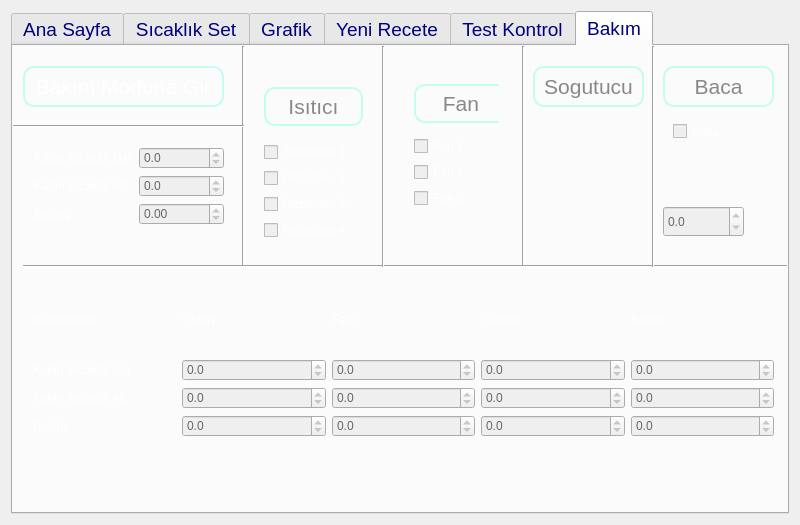
The window that mainwindow.ui (gokselsahin/inDetail) describes before a commit, drawn with Qt 5.
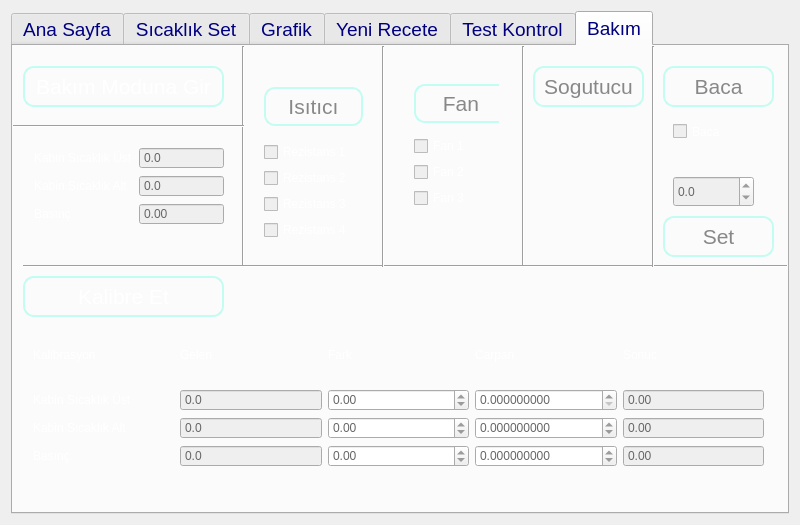
The same window after the commit. The open tabs and pages were chosen to show the change. Custom widgets are drawn as their Qt base class.

Diff of the .ui file:
```diff
--- a/mainwindow.ui
+++ b/mainwindow.ui
@@ -3829,14 +3829,14 @@
         </property>
         <property name="geometry">
          <rect>
-          <x>650</x>
-          <y>160</y>
+          <x>660</x>
+          <y>130</y>
           <width>81</width>
           <height>31</height>
          </rect>
         </property>
         <property name="readOnly">
-         <bool>true</bool>
+         <bool>false</bool>
         </property>
         <property name="decimals">
          <number>1</number>
@@ -3879,11 +3879,14 @@
            <property name="readOnly">
             <bool>true</bool>
            </property>
+           <property name="buttonSymbols">
+            <enum>QAbstractSpinBox::NoButtons</enum>
+           </property>
            <property name="decimals">
             <number>1</number>
            </property>
            <property name="minimum">
-            <double>-40.000000000000000</double>
+            <double>-50.000000000000000</double>
            </property>
            <property name="maximum">
             <double>250.000000000000000</double>
@@ -3911,11 +3914,14 @@
            <property name="readOnly">
             <bool>true</bool>
            </property>
+           <property name="buttonSymbols">
+            <enum>QAbstractSpinBox::NoButtons</enum>
+           </property>
            <property name="decimals">
             <number>1</number>
            </property>
            <property name="minimum">
-            <double>-40.000000000000000</double>
+            <double>-50.000000000000000</double>
            </property>
            <property name="maximum">
             <double>250.000000000000000</double>
@@ -3940,6 +3946,9 @@
            <property name="readOnly">
             <bool>true</bool>
            </property>
+           <property name="buttonSymbols">
+            <enum>QAbstractSpinBox::NoButtons</enum>
+           </property>
            <property name="decimals">
             <number>2</number>
            </property>
@@ -4145,12 +4154,12 @@
         <property name="geometry">
          <rect>
           <x>20</x>
-          <y>240</y>
-          <width>741</width>
-          <height>151</height>
+          <y>280</y>
+          <width>731</width>
+          <height>141</height>
          </rect>
         </property>
-        <layout class="QGridLayout" name="gridLayout_2" rowstretch="0,0,0,0" rowminimumheight="20,20,20,20">
+        <layout class="QGridLayout" name="gridLayout_2" rowstretch="20,0,0,0">
          <property name="leftMargin">
           <number>0</number>
          </property>
@@ -4163,159 +4172,19 @@
          <property name="bottomMargin">
           <number>0</number>
          </property>
-         <item row="1" column="1">
-          <widget class="QDoubleSpinBox" name="dsbCalCabinTopTempInput">
-           <property name="enabled">
-            <bool>false</bool>
-           </property>
-           <property name="readOnly">
-            <bool>true</bool>
-           </property>
-           <property name="decimals">
-            <number>1</number>
-           </property>
-           <property name="minimum">
-            <double>-40.000000000000000</double>
-           </property>
-           <property name="maximum">
-            <double>250.000000000000000</double>
-           </property>
-           <property name="singleStep">
-            <double>0.100000000000000</double>
-           </property>
-          </widget>
-         </item>
-         <item row="1" column="0">
-          <widget class="QLabel" name="label_96">
-           <property name="text">
-            <string>Kabin Sıcaklık Üst</string>
-           </property>
-           <property name="alignment">
-            <set>Qt::AlignLeading|Qt::AlignLeft|Qt::AlignVCenter</set>
-           </property>
-          </widget>
-         </item>
-         <item row="0" column="0">
-          <widget class="QLabel" name="label_98">
-           <property name="text">
-            <string>Kalibrasyon</string>
-           </property>
-           <property name="alignment">
-            <set>Qt::AlignLeading|Qt::AlignLeft|Qt::AlignVCenter</set>
-           </property>
-          </widget>
-         </item>
-         <item row="1" column="3">
-          <widget class="QDoubleSpinBox" name="dsbCalCabinTopTempCoeff">
-           <property name="enabled">
-            <bool>false</bool>
-           </property>
-           <property name="readOnly">
-            <bool>true</bool>
-           </property>
-           <property name="decimals">
-            <number>1</number>
-           </property>
-           <property name="minimum">
-            <double>-40.000000000000000</double>
-           </property>
-           <property name="maximum">
-            <double>250.000000000000000</double>
-           </property>
-           <property name="singleStep">
-            <double>0.100000000000000</double>
-           </property>
-          </widget>
-         </item>
-         <item row="1" column="4">
-          <widget class="QDoubleSpinBox" name="dsbCalCabinTopTempOut">
-           <property name="enabled">
-            <bool>false</bool>
-           </property>
-           <property name="readOnly">
-            <bool>true</bool>
-           </property>
-           <property name="decimals">
-            <number>1</number>
-           </property>
-           <property name="minimum">
-            <double>-40.000000000000000</double>
-           </property>
-           <property name="maximum">
-            <double>250.000000000000000</double>
-           </property>
-           <property name="singleStep">
-            <double>0.100000000000000</double>
-           </property>
-          </widget>
-         </item>
-         <item row="2" column="0">
-          <widget class="QLabel" name="label_97">
-           <property name="text">
-            <string>Kabin Sıcaklık Alt</string>
-           </property>
-           <property name="alignment">
-            <set>Qt::AlignLeading|Qt::AlignLeft|Qt::AlignVCenter</set>
-           </property>
-          </widget>
-         </item>
-         <item row="2" column="1">
-          <widget class="QDoubleSpinBox" name="dsbCalCabinBottomInput">
-           <property name="enabled">
-            <bool>false</bool>
-           </property>
-           <property name="readOnly">
-            <bool>true</bool>
-           </property>
-           <property name="decimals">
-            <number>1</number>
-           </property>
-           <property name="minimum">
-            <double>-40.000000000000000</double>
-           </property>
-           <property name="maximum">
-            <double>250.000000000000000</double>
-           </property>
-           <property name="singleStep">
-            <double>0.100000000000000</double>
-           </property>
-          </widget>
-         </item>
-         <item row="2" column="2">
-          <widget class="QDoubleSpinBox" name="dsbCalCabinBottomTempErr">
-           <property name="enabled">
-            <bool>false</bool>
-           </property>
-           <property name="readOnly">
-            <bool>true</bool>
-           </property>
-           <property name="decimals">
-            <number>1</number>
-           </property>
-           <property name="minimum">
-            <double>-40.000000000000000</double>
-           </property>
-           <property name="maximum">
-            <double>250.000000000000000</double>
-           </property>
-           <property name="singleStep">
-            <double>0.100000000000000</double>
-           </property>
-          </widget>
-         </item>
          <item row="1" column="2">
           <widget class="QDoubleSpinBox" name="dsbCalCabinTopTempErr">
            <property name="enabled">
-            <bool>false</bool>
-           </property>
-           <property name="readOnly">
             <bool>true</bool>
            </property>
+           <property name="readOnly">
+            <bool>false</bool>
+           </property>
            <property name="decimals">
-            <number>1</number>
+            <number>2</number>
            </property>
            <property name="minimum">
-            <double>-40.000000000000000</double>
+            <double>-60.000000000000000</double>
            </property>
            <property name="maximum">
             <double>250.000000000000000</double>
@@ -4325,22 +4194,25 @@
            </property>
           </widget>
          </item>
-         <item row="2" column="3">
-          <widget class="QDoubleSpinBox" name="dsbCalCabinBottomTempCoeff">
+         <item row="3" column="4">
+          <widget class="QDoubleSpinBox" name="dsbCalPipePressure1Out">
            <property name="enabled">
             <bool>false</bool>
            </property>
            <property name="readOnly">
             <bool>true</bool>
            </property>
+           <property name="buttonSymbols">
+            <enum>QAbstractSpinBox::NoButtons</enum>
+           </property>
            <property name="decimals">
-            <number>1</number>
+            <number>2</number>
            </property>
            <property name="minimum">
             <double>-40.000000000000000</double>
            </property>
            <property name="maximum">
-            <double>250.000000000000000</double>
+            <double>65535.000000000000000</double>
            </property>
            <property name="singleStep">
             <double>0.100000000000000</double>
@@ -4354,28 +4226,6 @@
            </property>
           </widget>
          </item>
-         <item row="3" column="2">
-          <widget class="QDoubleSpinBox" name="dsbCalPipePressure1Err">
-           <property name="enabled">
-            <bool>false</bool>
-           </property>
-           <property name="readOnly">
-            <bool>true</bool>
-           </property>
-           <property name="decimals">
-            <number>1</number>
-           </property>
-           <property name="minimum">
-            <double>-40.000000000000000</double>
-           </property>
-           <property name="maximum">
-            <double>250.000000000000000</double>
-           </property>
-           <property name="singleStep">
-            <double>0.100000000000000</double>
-           </property>
-          </widget>
-         </item>
          <item row="2" column="4">
           <widget class="QDoubleSpinBox" name="dsbCalCabinBottomTempOut">
            <property name="enabled">
@@ -4384,11 +4234,14 @@
            <property name="readOnly">
             <bool>true</bool>
            </property>
+           <property name="buttonSymbols">
+            <enum>QAbstractSpinBox::NoButtons</enum>
+           </property>
            <property name="decimals">
-            <number>1</number>
+            <number>2</number>
            </property>
            <property name="minimum">
-            <double>-40.000000000000000</double>
+            <double>-50.000000000000000</double>
            </property>
            <property name="maximum">
             <double>250.000000000000000</double>
@@ -4398,16 +4251,16 @@
            </property>
           </widget>
          </item>
-         <item row="3" column="3">
-          <widget class="QDoubleSpinBox" name="dsbPipePressure1Coeff">
+         <item row="3" column="2">
+          <widget class="QDoubleSpinBox" name="dsbCalPipePressure1Err">
            <property name="enabled">
-            <bool>false</bool>
-           </property>
-           <property name="readOnly">
             <bool>true</bool>
            </property>
+           <property name="readOnly">
+            <bool>false</bool>
+           </property>
            <property name="decimals">
-            <number>1</number>
+            <number>2</number>
            </property>
            <property name="minimum">
             <double>-40.000000000000000</double>
@@ -4428,6 +4281,9 @@
            <property name="readOnly">
             <bool>true</bool>
            </property>
+           <property name="buttonSymbols">
+            <enum>QAbstractSpinBox::NoButtons</enum>
+           </property>
            <property name="decimals">
             <number>1</number>
            </property>
@@ -4435,21 +4291,54 @@
             <double>-40.000000000000000</double>
            </property>
            <property name="maximum">
-            <double>250.000000000000000</double>
+            <double>65532.000000000000000</double>
            </property>
            <property name="singleStep">
             <double>0.100000000000000</double>
            </property>
           </widget>
          </item>
-         <item row="3" column="4">
-          <widget class="QDoubleSpinBox" name="dsbCalPipePressure1Out">
+         <item row="1" column="0">
+          <widget class="QLabel" name="label_96">
+           <property name="text">
+            <string>Kabin Sıcaklık Üst</string>
+           </property>
+           <property name="alignment">
+            <set>Qt::AlignLeading|Qt::AlignLeft|Qt::AlignVCenter</set>
+           </property>
+          </widget>
+         </item>
+         <item row="0" column="1">
+          <widget class="QLabel" name="label_99">
+           <property name="text">
+            <string>Gelen</string>
+           </property>
+           <property name="alignment">
+            <set>Qt::AlignLeading|Qt::AlignLeft|Qt::AlignVCenter</set>
+           </property>
+          </widget>
+         </item>
+         <item row="0" column="4">
+          <widget class="QLabel" name="label_102">
+           <property name="text">
+            <string>Sonuc</string>
+           </property>
+           <property name="alignment">
+            <set>Qt::AlignLeading|Qt::AlignLeft|Qt::AlignVCenter</set>
+           </property>
+          </widget>
+         </item>
+         <item row="1" column="1">
+          <widget class="QDoubleSpinBox" name="dsbCalCabinTopTempInput">
            <property name="enabled">
             <bool>false</bool>
            </property>
            <property name="readOnly">
             <bool>true</bool>
            </property>
+           <property name="buttonSymbols">
+            <enum>QAbstractSpinBox::NoButtons</enum>
+           </property>
            <property name="decimals">
             <number>1</number>
            </property>
@@ -4457,13 +4346,23 @@
             <double>-40.000000000000000</double>
            </property>
            <property name="maximum">
-            <double>250.000000000000000</double>
+            <double>65532.000000000000000</double>
            </property>
            <property name="singleStep">
             <double>0.100000000000000</double>
            </property>
           </widget>
          </item>
+         <item row="0" column="0">
+          <widget class="QLabel" name="label_98">
+           <property name="text">
+            <string>Kalibrasyon</string>
+           </property>
+           <property name="alignment">
+            <set>Qt::AlignLeading|Qt::AlignLeft|Qt::AlignVCenter</set>
+           </property>
+          </widget>
+         </item>
          <item row="0" column="2">
           <widget class="QLabel" name="label_100">
            <property name="text">
@@ -4474,6 +4373,132 @@
            </property>
           </widget>
          </item>
+         <item row="2" column="3">
+          <widget class="QDoubleSpinBox" name="dsbCalCabinBottomTempCoeff">
+           <property name="enabled">
+            <bool>true</bool>
+           </property>
+           <property name="readOnly">
+            <bool>false</bool>
+           </property>
+           <property name="decimals">
+            <number>9</number>
+           </property>
+           <property name="minimum">
+            <double>-40.000000000000000</double>
+           </property>
+           <property name="maximum">
+            <double>250.000000000000000</double>
+           </property>
+           <property name="singleStep">
+            <double>0.100000000000000</double>
+           </property>
+          </widget>
+         </item>
+         <item row="1" column="3">
+          <widget class="QDoubleSpinBox" name="dsbCalCabinTopTempCoeff">
+           <property name="enabled">
+            <bool>true</bool>
+           </property>
+           <property name="readOnly">
+            <bool>false</bool>
+           </property>
+           <property name="decimals">
+            <number>9</number>
+           </property>
+           <property name="minimum">
+            <double>0.000000000000000</double>
+           </property>
+           <property name="maximum">
+            <double>1.000000000000000</double>
+           </property>
+           <property name="singleStep">
+            <double>0.100000000000000</double>
+           </property>
+          </widget>
+         </item>
+         <item row="2" column="0">
+          <widget class="QLabel" name="label_97">
+           <property name="text">
+            <string>Kabin Sıcaklık Alt</string>
+           </property>
+           <property name="alignment">
+            <set>Qt::AlignLeading|Qt::AlignLeft|Qt::AlignVCenter</set>
+           </property>
+          </widget>
+         </item>
+         <item row="2" column="2">
+          <widget class="QDoubleSpinBox" name="dsbCalCabinBottomTempErr">
+           <property name="enabled">
+            <bool>true</bool>
+           </property>
+           <property name="readOnly">
+            <bool>false</bool>
+           </property>
+           <property name="decimals">
+            <number>2</number>
+           </property>
+           <property name="minimum">
+            <double>-60.000000000000000</double>
+           </property>
+           <property name="maximum">
+            <double>250.000000000000000</double>
+           </property>
+           <property name="singleStep">
+            <double>0.100000000000000</double>
+           </property>
+          </widget>
+         </item>
+         <item row="2" column="1">
+          <widget class="QDoubleSpinBox" name="dsbCalCabinBottomInput">
+           <property name="enabled">
+            <bool>false</bool>
+           </property>
+           <property name="readOnly">
+            <bool>true</bool>
+           </property>
+           <property name="buttonSymbols">
+            <enum>QAbstractSpinBox::NoButtons</enum>
+           </property>
+           <property name="decimals">
+            <number>1</number>
+           </property>
+           <property name="minimum">
+            <double>-40.000000000000000</double>
+           </property>
+           <property name="maximum">
+            <double>65532.000000000000000</double>
+           </property>
+           <property name="singleStep">
+            <double>0.100000000000000</double>
+           </property>
+          </widget>
+         </item>
+         <item row="1" column="4">
+          <widget class="QDoubleSpinBox" name="dsbCalCabinTopTempOut">
+           <property name="enabled">
+            <bool>false</bool>
+           </property>
+           <property name="readOnly">
+            <bool>true</bool>
+           </property>
+           <property name="buttonSymbols">
+            <enum>QAbstractSpinBox::NoButtons</enum>
+           </property>
+           <property name="decimals">
+            <number>2</number>
+           </property>
+           <property name="minimum">
+            <double>-50.000000000000000</double>
+           </property>
+           <property name="maximum">
+            <double>250.000000000000000</double>
+           </property>
+           <property name="singleStep">
+            <double>0.100000000000000</double>
+           </property>
+          </widget>
+         </item>
          <item row="0" column="3">
           <widget class="QLabel" name="label_101">
            <property name="text">
@@ -4484,28 +4509,128 @@
            </property>
           </widget>
          </item>
-         <item row="0" column="1">
-          <widget class="QLabel" name="label_99">
-           <property name="text">
-            <string>Gelen</string>
+         <item row="3" column="3">
+          <widget class="QDoubleSpinBox" name="dsbPipePressure1Coeff">
+           <property name="enabled">
+            <bool>true</bool>
            </property>
-           <property name="alignment">
-            <set>Qt::AlignLeading|Qt::AlignLeft|Qt::AlignVCenter</set>
+           <property name="readOnly">
+            <bool>false</bool>
            </property>
-          </widget>
-         </item>
-         <item row="0" column="4">
-          <widget class="QLabel" name="label_102">
-           <property name="text">
-            <string>Sonuc</string>
+           <property name="decimals">
+            <number>9</number>
            </property>
-           <property name="alignment">
-            <set>Qt::AlignLeading|Qt::AlignLeft|Qt::AlignVCenter</set>
+           <property name="minimum">
+            <double>-40.000000000000000</double>
+           </property>
+           <property name="maximum">
+            <double>250.000000000000000</double>
+           </property>
+           <property name="singleStep">
+            <double>0.100000000000000</double>
            </property>
           </widget>
          </item>
         </layout>
        </widget>
+       <widget class="QPushButton" name="bSaveCalibrationValues">
+        <property name="enabled">
+         <bool>true</bool>
+        </property>
+        <property name="geometry">
+         <rect>
+          <x>10</x>
+          <y>230</y>
+          <width>201</width>
+          <height>41</height>
+         </rect>
+        </property>
+        <property name="styleSheet">
+         <string notr="true">QPushButton {
+color: #fff;
+font-family: &quot;Gill Sans MT&quot;;
+font-size: 21px;
+border: 2px solid #c3fcf1;
+border-radius: 11px;
+padding: 5px;
+background: qradialgradient(cx: 0.3, cy: -0.6,
+fx: 0.3, fy: -0.4,
+radius: 1.35, stop: 0 #65BAAB, stop: 1 #0E62A0);
+min-width: 80px;
+}
+QPushButton:hover {
+background: qradialgradient(cx: 0.3, cy: -0.4,
+fx: 0.3, fy: -0.4,
+radius: 1.35, stop: 0 #65BAAB, stop: 1 #0E62A0);
+}
+QPushButton:pressed {
+background: qradialgradient(cx: 0.4, cy: -0.1,
+fx: 0.4, fy: -0.1,
+radius: 1.35, stop: 0 #65BAAB, stop: 1 #ddd);
+}
+QPushButton:disabled {
+color: #888;
+background: qradialgradient(cx: 0.4, cy: -0.1,
+fx: 0.4, fy: -0.1,
+radius: 1.35, stop: 0 #65BAAB, stop: 1 #ddd);
+}</string>
+        </property>
+        <property name="text">
+         <string>Kalibre Et</string>
+        </property>
+        <property name="checkable">
+         <bool>true</bool>
+        </property>
+       </widget>
+       <widget class="QPushButton" name="bSetExhaustValve">
+        <property name="enabled">
+         <bool>false</bool>
+        </property>
+        <property name="geometry">
+         <rect>
+          <x>650</x>
+          <y>170</y>
+          <width>111</width>
+          <height>41</height>
+         </rect>
+        </property>
+        <property name="styleSheet">
+         <string notr="true">QPushButton {
+color: #fff;
+font-family: &quot;Gill Sans MT&quot;;
+font-size: 21px;
+border: 2px solid #c3fcf1;
+border-radius: 11px;
+padding: 5px;
+background: qradialgradient(cx: 0.3, cy: -0.6,
+fx: 0.3, fy: -0.4,
+radius: 1.35, stop: 0 #65BAAB, stop: 1 #0E62A0);
+min-width: 80px;
+}
+QPushButton:hover {
+background: qradialgradient(cx: 0.3, cy: -0.4,
+fx: 0.3, fy: -0.4,
+radius: 1.35, stop: 0 #65BAAB, stop: 1 #0E62A0);
+}
+QPushButton:pressed {
+background: qradialgradient(cx: 0.4, cy: -0.1,
+fx: 0.4, fy: -0.1,
+radius: 1.35, stop: 0 #65BAAB, stop: 1 #ddd);
+}
+QPushButton:disabled {
+color: #888;
+background: qradialgradient(cx: 0.4, cy: -0.1,
+fx: 0.4, fy: -0.1,
+radius: 1.35, stop: 0 #65BAAB, stop: 1 #ddd);
+}</string>
+        </property>
+        <property name="text">
+         <string>Set</string>
+        </property>
+        <property name="checkable">
+         <bool>true</bool>
+        </property>
+       </widget>
       </widget>
      </widget>
     </item>
```
Left out of the diff: 301 changed lines with no effect on the pictures.
